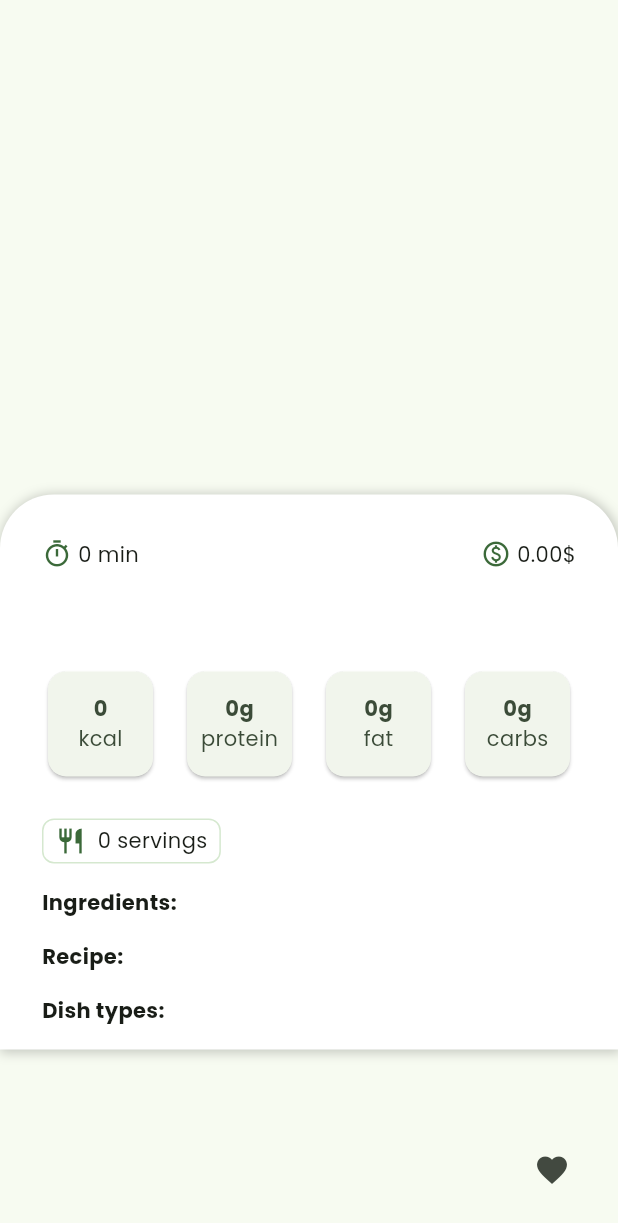
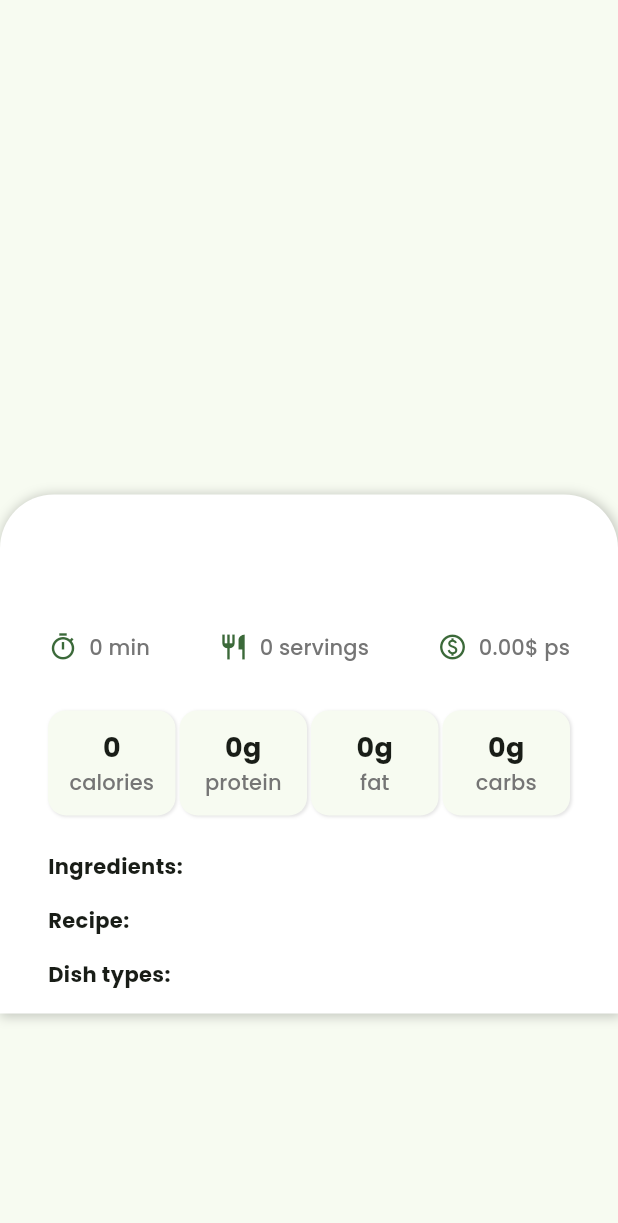
Before and after one commit to p-olszewski/DietDesigner, a Flutter app: the MealDetailsData widget shown alone on an empty page, opened directly with empty values, on a phone screen of 412 x 824 dp. Shown: the top 1223 px of the screen. Run offline on Flutter 3.47's test engine with Material 2 defaults, Android fonts, the phone set to English and light mode, and no system bars; our stand-ins replace cloud_firestore, firebase_auth, firebase_core, flutter_dotenv, fluttertoast, google_fonts; missing offline and left inert: weekly_date_picker; accounts and stored records are empty; network calls fail.

Commit message:
extract code to separated methods

```diff
--- a/lib/screens/meal_details_screen.dart
+++ b/lib/screens/meal_details_screen.dart
@@ -69,10 +69,9 @@ class MealDetailsPhoto extends StatelessWidget {
                 color: Colors.white,
                 boxShadow: [
                   BoxShadow(
-                    color: Colors.black.withOpacity(0.2),
-                    spreadRadius: 1,
-                    blurRadius: 2,
-                    offset: const Offset(0, 3),
+                    color: Colors.black.withOpacity(0.1),
+                    blurRadius: 1,
+                    offset: const Offset(1, 1),
                   ),
                 ],
               ),
@@ -103,7 +102,7 @@ class MealDetailsData extends StatelessWidget {
             children: [
               Container(
                 width: MediaQuery.of(context).size.width,
-                padding: const EdgeInsets.only(left: 28.0, top: 30.0, right: 28.0, bottom: 0),
+                padding: const EdgeInsets.only(left: 32.0, top: 28.0, right: 32.0, bottom: 0),
                 decoration: BoxDecoration(
                   color: Colors.white,
                   borderRadius: const BorderRadius.only(
@@ -124,7 +123,40 @@ class MealDetailsData extends StatelessWidget {
                   child: Column(
                     crossAxisAlignment: CrossAxisAlignment.start,
                     children: [
-                      Row(
+                      const SizedBox(height: 12),
+                      Text(
+                        meal.title,
+                        style: Theme.of(context).textTheme.headlineLarge!.copyWith(
+                              fontWeight: FontWeight.bold,
+                            ),
+                      ),
+                      const SizedBox(height: 12),
+                      _buildIconRow(context),
+                      const SizedBox(height: 32),
+                      _buildNutritionRow(context, meal),
+                      const SizedBox(height: 24),
+                      _buildIngredients(context, meal),
+                      const SizedBox(height: 16),
+                      _buildRecipe(context, meal),
+                      const SizedBox(height: 16),
+                      _buildDishTypes(context, meal),
+                      const SizedBox(height: 16),
+                    ],
+                  ),
+                ),
+              ),
+            ],
+          ),
+        );
+      },
+    );
+  }
+
+  Row _buildIconRow(BuildContext context) {
+    TextStyle? textStyle = Theme.of(context).textTheme.labelLarge!.copyWith(
+          color: Colors.grey[600],
+        );
+    return Row(
       mainAxisAlignment: MainAxisAlignment.spaceBetween,
       children: [
         Row(
@@ -134,7 +166,23 @@ class MealDetailsData extends StatelessWidget {
               size: 20,
               color: Theme.of(context).colorScheme.primary,
             ),
-                              Text(' ${meal.readyInMinutes} min'),
+            Text(
+              '  ${meal.readyInMinutes} min',
+              style: textStyle,
+            ),
+          ],
+        ),
+        Row(
+          children: [
+            Icon(
+              Icons.restaurant_outlined,
+              size: 20,
+              color: Theme.of(context).colorScheme.primary,
+            ),
+            Text(
+              '  ${meal.servings} ${meal.servings == 1 ? 'serving' : 'servings'}',
+              style: textStyle,
+            ),
           ],
         ),
         Row(
@@ -144,41 +192,82 @@ class MealDetailsData extends StatelessWidget {
               size: 20,
               color: Theme.of(context).colorScheme.primary,
             ),
-                              Text(' ${meal.pricePerServing!.toStringAsFixed(2)}\$'),
+            Text(
+              '  ${meal.pricePerServing!.toStringAsFixed(2)}\$ ps',
+              style: textStyle,
+            ),
           ],
         ),
       ],
+    );
+  }
+
+  _buildNutritionRow(BuildContext context, Meal meal) {
+    TextStyle? labelStyle = Theme.of(context).textTheme.labelLarge!.copyWith(
+          color: Colors.grey[600],
+        );
+
+    nutritionItem(String value, String label) {
+      return Container(
+        height: 70,
+        width: 85,
+        decoration: BoxDecoration(
+          color: Theme.of(context).cardColor,
+          boxShadow: [
+            BoxShadow(
+              color: Colors.black.withOpacity(0.1),
+              blurRadius: 1,
+              offset: const Offset(1, 1),
             ),
-                      const SizedBox(height: 6),
+          ],
+          borderRadius: BorderRadius.circular(12),
+        ),
+        child: Column(
+          mainAxisAlignment: MainAxisAlignment.center,
+          children: [
             Text(
-                        meal.title,
-                        style: const TextStyle(fontSize: 24, fontWeight: FontWeight.bold),
-                      ),
-                      const SizedBox(height: 24),
-                      MealDetailsNutritionsRow(meal: meal),
-                      const SizedBox(height: 24),
-                      Container(
-                        padding: const EdgeInsets.symmetric(horizontal: 8, vertical: 4),
-                        decoration: BoxDecoration(
-                          borderRadius: BorderRadius.circular(8),
-                          border: Border.all(
-                            color: Theme.of(context).colorScheme.secondaryContainer,
-                            width: 1,
+              value,
+              style: const TextStyle(
+                fontSize: 18,
+                fontWeight: FontWeight.bold,
               ),
             ),
-                        child: Row(
-                          mainAxisSize: MainAxisSize.min,
-                          children: [
-                            Icon(
-                              Icons.restaurant_outlined,
-                              size: 20,
-                              color: Theme.of(context).colorScheme.primary,
+            Text(
+              label,
+              style: labelStyle,
             ),
-                            Text('  ${meal.servings} ${meal.servings == 1 ? 'serving' : 'servings'}'),
           ],
         ),
+      );
+    }
+
+    return Row(
+      mainAxisAlignment: MainAxisAlignment.spaceBetween,
+      children: [
+        nutritionItem(
+          meal.calories.round().toString(),
+          'calories',
         ),
-                      const SizedBox(height: 16),
+        nutritionItem(
+          '${meal.proteins.round().toString()}g',
+          'protein',
+        ),
+        nutritionItem(
+          '${meal.fats.round().toString()}g',
+          'fat',
+        ),
+        nutritionItem(
+          '${meal.carbs.round().toString()}g',
+          'carbs',
+        ),
+      ],
+    );
+  }
+
+  Column _buildIngredients(BuildContext context, Meal meal) {
+    return Column(
+      crossAxisAlignment: CrossAxisAlignment.start,
+      children: [
         const Text(
           "Ingredients:",
           style: TextStyle(fontWeight: FontWeight.bold),
@@ -186,7 +275,14 @@ class MealDetailsData extends StatelessWidget {
         ...meal.ingredients!.map((ingredient) {
           return Text('${ingredient['amount']} ${ingredient['unit']} ${ingredient['name']}');
         }).toList(),
-                      const SizedBox(height: 16),
+      ],
+    );
+  }
+
+  _buildRecipe(BuildContext context, Meal meal) {
+    return Column(
+      crossAxisAlignment: CrossAxisAlignment.start,
+      children: [
         const Text(
           "Recipe:",
           style: TextStyle(fontWeight: FontWeight.bold),
@@ -196,7 +292,14 @@ class MealDetailsData extends StatelessWidget {
           final step = entry.value;
           return Text('$index. $step');
         }).toList(),
-                      const SizedBox(height: 16),
+      ],
+    );
+  }
+
+  _buildDishTypes(BuildContext context, Meal meal) {
+    return Column(
+      crossAxisAlignment: CrossAxisAlignment.start,
+      children: [
         const Text(
           "Dish types:",
           style: TextStyle(fontWeight: FontWeight.bold),
@@ -204,93 +307,7 @@ class MealDetailsData extends StatelessWidget {
         ...meal.dishTypes!.map((dishType) {
           return Text(dishType);
         }).toList(),
-                      const SizedBox(height: 16),
       ],
-                  ),
-                ),
-              ),
-              Positioned(
-                bottom: 20,
-                right: 20,
-                child: IconButton(
-                  icon: const Icon(Icons.favorite),
-                  onPressed: () {
-                    // akcja wykonywana po kliknięciu ikony
-                  },
-                ),
-              ),
-            ],
-          ),
-        );
-      },
     );
   }
 }
-
-class MealDetailsNutritionsRow extends StatelessWidget {
-  final Meal meal;
-
-  const MealDetailsNutritionsRow({Key? key, required this.meal}) : super(key: key);
-
-  @override
-  Widget build(BuildContext context) {
-    return Row(
-      mainAxisAlignment: MainAxisAlignment.spaceBetween,
-      children: [
-        _buildNutritionItem(
-          context,
-          meal.calories.round().toString(),
-          'kcal',
-        ),
-        _buildNutritionItem(
-          context,
-          '${meal.proteins.round().toString()}g',
-          'protein',
-        ),
-        _buildNutritionItem(
-          context,
-          '${meal.fats.round().toString()}g',
-          'fat',
-        ),
-        _buildNutritionItem(
-          context,
-          '${meal.carbs.round().toString()}g',
-          'carbs',
-        ),
-      ],
-    );
-  }
-
-  Widget _buildNutritionItem(
-    BuildContext context,
-    String value,
-    String nutrient,
-  ) {
-    final theme = Theme.of(context);
-    final textStyle = theme.textTheme.bodyMedium!.copyWith(
-      color: theme.colorScheme.onSecondaryContainer,
-    );
-
-    return Card(
-      child: SizedBox(
-        width: 70,
-        height: 70,
-        child: Column(
-          mainAxisAlignment: MainAxisAlignment.center,
-          children: [
-            Text(
-              value,
-              style: textStyle.copyWith(
-                fontWeight: FontWeight.bold,
-              ),
-            ),
-            Text(
-              nutrient,
-              style: textStyle,
-            ),
-          ],
-        ),
-      ),
-    );
-  }
-}
```
Lines whose indentation alone changed are shown as unchanged.
